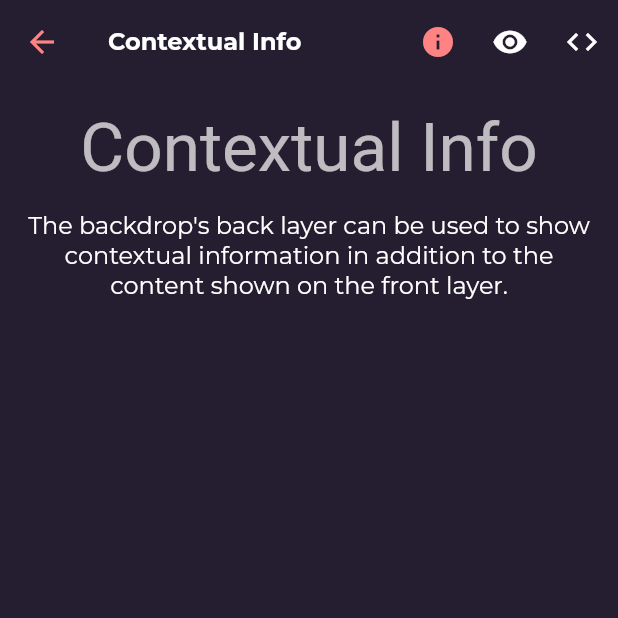
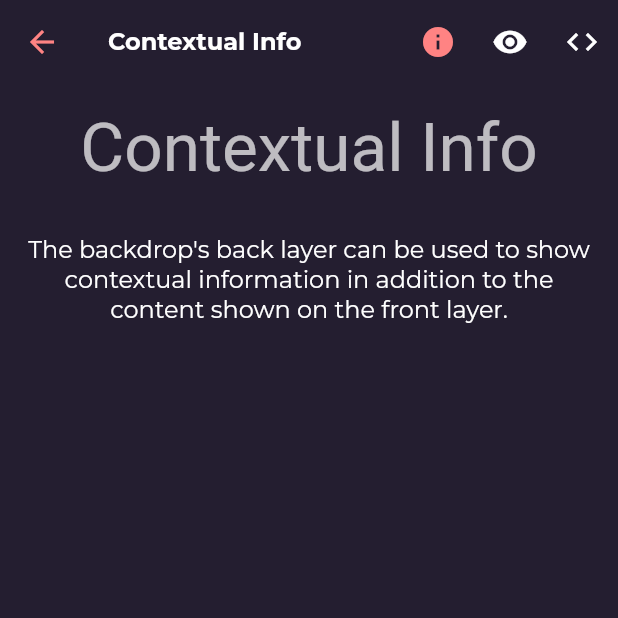
Before and after one commit to fluttercommunity/backdrop, a Flutter app: the screen it shows after launch, after a tap on "Contextual Info", on a phone screen of 412 x 824 dp, the top half of it. Run offline on Flutter 3.47's test engine with Material 2 defaults, Android fonts, the phone set to English and light mode, and no system bars; our stand-ins replace flutter_highlight, google_fonts.

Commit message:
Improved demo-info page text margin

```diff
--- a/demo/lib/demo/info.dart
+++ b/demo/lib/demo/info.dart
@@ -26,7 +26,7 @@ class Info extends StatelessWidget {
           ),
         ),
         Container(
-          margin: EdgeInsets.symmetric(horizontal: 16.0),
+          margin: EdgeInsets.all(16.0),
           child: Text(
             description,
             textAlign: TextAlign.center,
```
